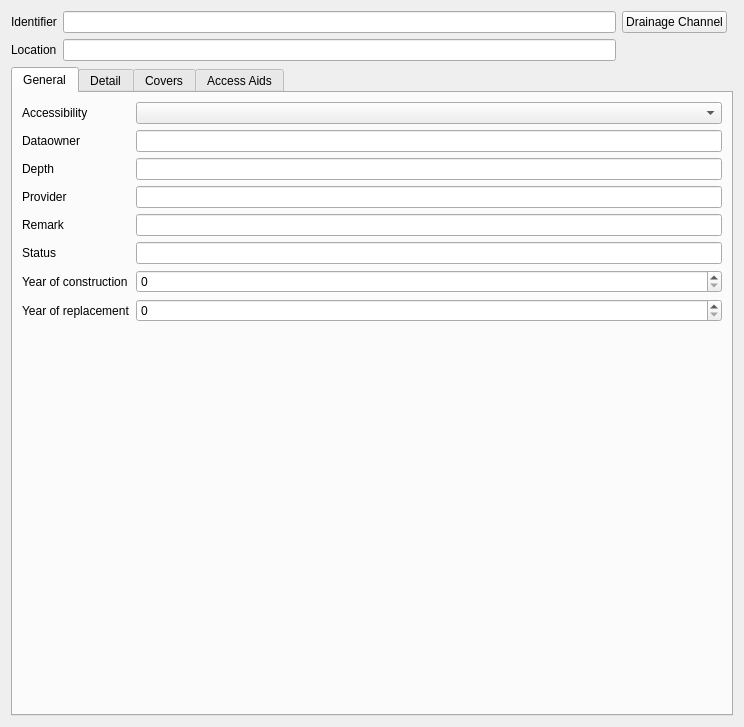
Before: the Qt Designer form project/forms/manhole.ui in QGEP/QGEP, drawn with Qt 5.
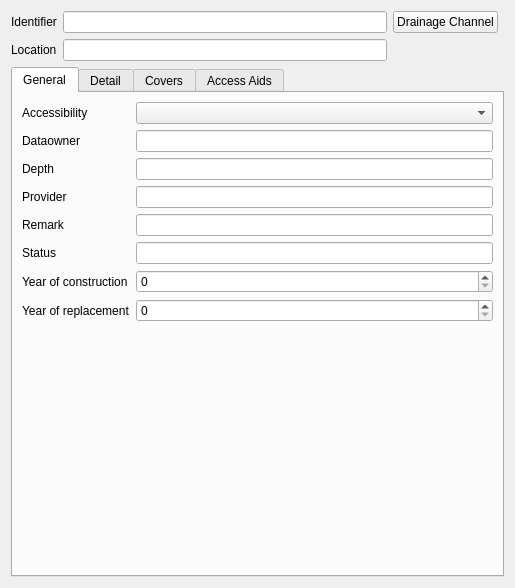
After: the same form once the commit is applied. Custom widgets are drawn as their Qt base class.

```diff
--- a/project/forms/manhole.ui
+++ b/project/forms/manhole.ui
@@ -6,8 +6,8 @@
    <rect>
     <x>0</x>
     <y>0</y>
-    <width>744</width>
-    <height>727</height>
+    <width>515</width>
+    <height>588</height>
    </rect>
   </property>
   <property name="windowTitle">
```
